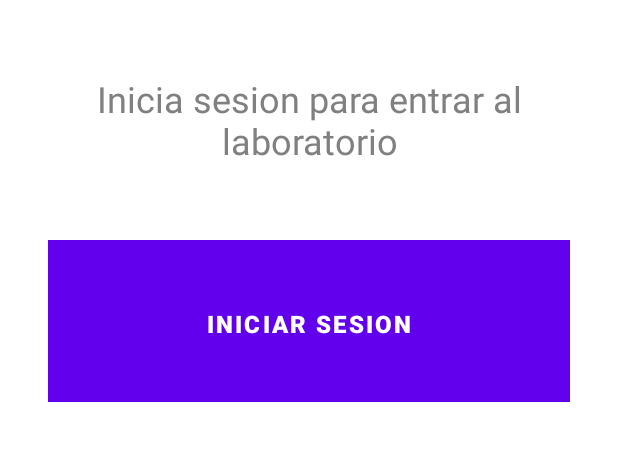
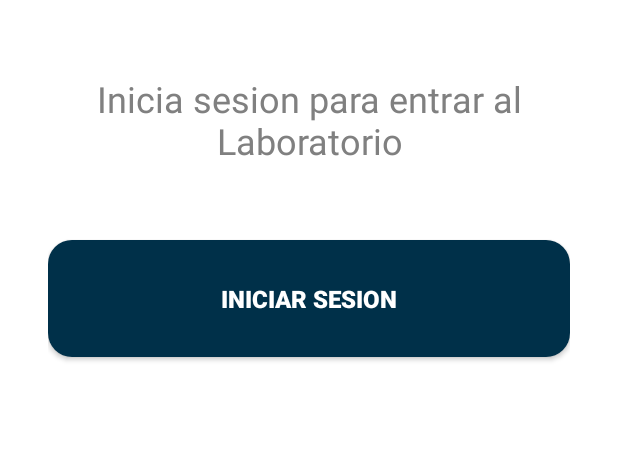
Before and after one commit to amst-fiec/2T2020-Inventario-de-articulos-de-laboratorio-v2.0, an Android app: the layout activity_login.xml on its own in the app's theme, with its tools: preview values and no code run, on a phone screen of 412 x 824 dp, the part 539-1000 px from its top. Run offline under Robolectric (Android 15) with nearby library versions, the light colour scheme and no system bars.

Commit message:
fix theme && add color blue && add style btn

```diff
--- a/app/src/main/java/com/example/labstock/LoginActivity.java
+++ b/app/src/main/java/com/example/labstock/LoginActivity.java
@@ -7,7 +7,6 @@ import android.content.Intent;
 import android.os.Bundle;
 import android.util.Log;
 import android.view.View;
-import android.widget.Button;
 import android.widget.Toast;
 
 import com.google.android.gms.auth.api.signin.GoogleSignIn;
--- /dev/null
+++ b/app/src/main/res/drawable/btn_active.xml
@@ -0,0 +1,5 @@
+<?xml version="1.0" encoding="utf-8"?>
+<shape xmlns:android="http://schemas.android.com/apk/res/android">
+    <solid android:color="@color/miBlue" />
+    <corners android:radius="16dp" />
+</shape>
--- a/app/src/main/res/layout/activity_login.xml
+++ b/app/src/main/res/layout/activity_login.xml
@@ -4,6 +4,7 @@
     xmlns:tools="http://schemas.android.com/tools"
     android:layout_width="match_parent"
     android:layout_height="match_parent"
+    android:background="@color/white"
     android:orientation="vertical"
     android:paddingStart="32dp"
     android:paddingEnd="32dp"
@@ -22,7 +23,7 @@
         android:layout_width="match_parent"
         android:layout_height="160dp"
         android:gravity="center"
-        android:text="Inicia sesion para entrar al laboratorio"
+        android:text="Inicia sesion para entrar al Laboratorio"
         android:textColor="#808080"
         android:textSize="24sp" />
 
@@ -30,10 +31,10 @@
         android:id="@+id/btn_login"
         android:layout_width="match_parent"
         android:layout_height="wrap_content"
-        android:background="@drawable/ic_launcher_background"
+        android:background="@drawable/btn_active"
         android:onClick="login"
-        android:paddingTop="20dp"
-        android:paddingBottom="16dp"
+        android:paddingTop="28dp"
+        android:paddingBottom="28dp"
         android:text="Iniciar sesion"
         android:textColor="@color/white"
         android:textSize="16sp"
--- a/app/src/main/res/values-night/themes.xml
+++ /dev/null
@@ -1,16 +0,0 @@
-<resources xmlns:tools="http://schemas.android.com/tools">
-    <!-- Base application theme. -->
-    <style name="Theme.LabStock" parent="Theme.MaterialComponents.DayNight.DarkActionBar">
-        <!-- Primary brand color. -->
-        <item name="colorPrimary">@color/purple_200</item>
-        <item name="colorPrimaryVariant">@color/purple_700</item>
-        <item name="colorOnPrimary">@color/black</item>
-        <!-- Secondary brand color. -->
-        <item name="colorSecondary">@color/teal_200</item>
-        <item name="colorSecondaryVariant">@color/teal_200</item>
-        <item name="colorOnSecondary">@color/black</item>
-        <!-- Status bar color. -->
-        <item name="android:statusBarColor" tools:targetApi="l">?attr/colorPrimaryVariant</item>
-        <!-- Customize your theme here. -->
-    </style>
-</resources>
--- a/app/src/main/res/values/colors.xml
+++ b/app/src/main/res/values/colors.xml
@@ -7,4 +7,5 @@
     <color name="teal_700">#FF018786</color>
     <color name="black">#FF000000</color>
     <color name="white">#FFFFFFFF</color>
+    <color name="miBlue">#003049</color>
 </resources>
--- a/app/src/main/res/values/themes.xml
+++ b/app/src/main/res/values/themes.xml
@@ -1,6 +1,6 @@
 <resources xmlns:tools="http://schemas.android.com/tools">
     <!-- Base application theme. -->
-    <style name="Theme.LabStock" parent="Theme.MaterialComponents.DayNight.DarkActionBar">
+    <style name="Theme.LabStock" parent="Theme.AppCompat.Light.NoActionBar">
         <!-- Primary brand color. -->
         <item name="colorPrimary">@color/purple_500</item>
         <item name="colorPrimaryVariant">@color/purple_700</item>
```
